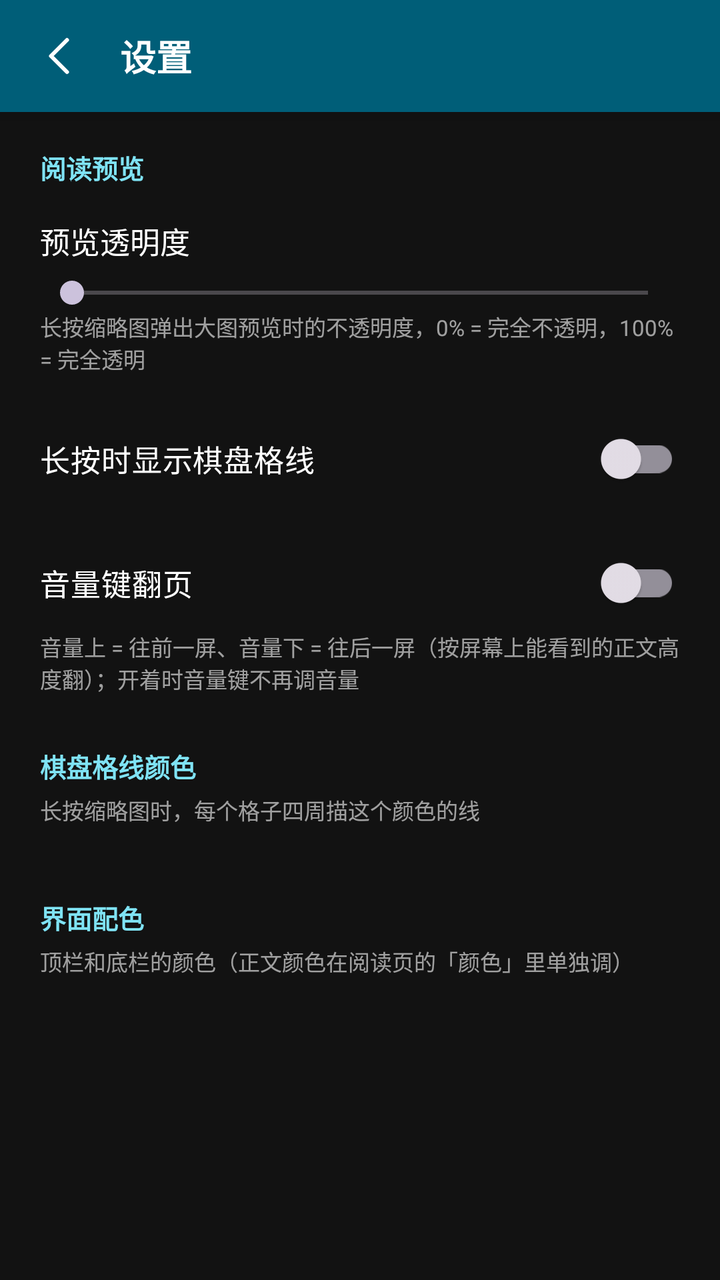
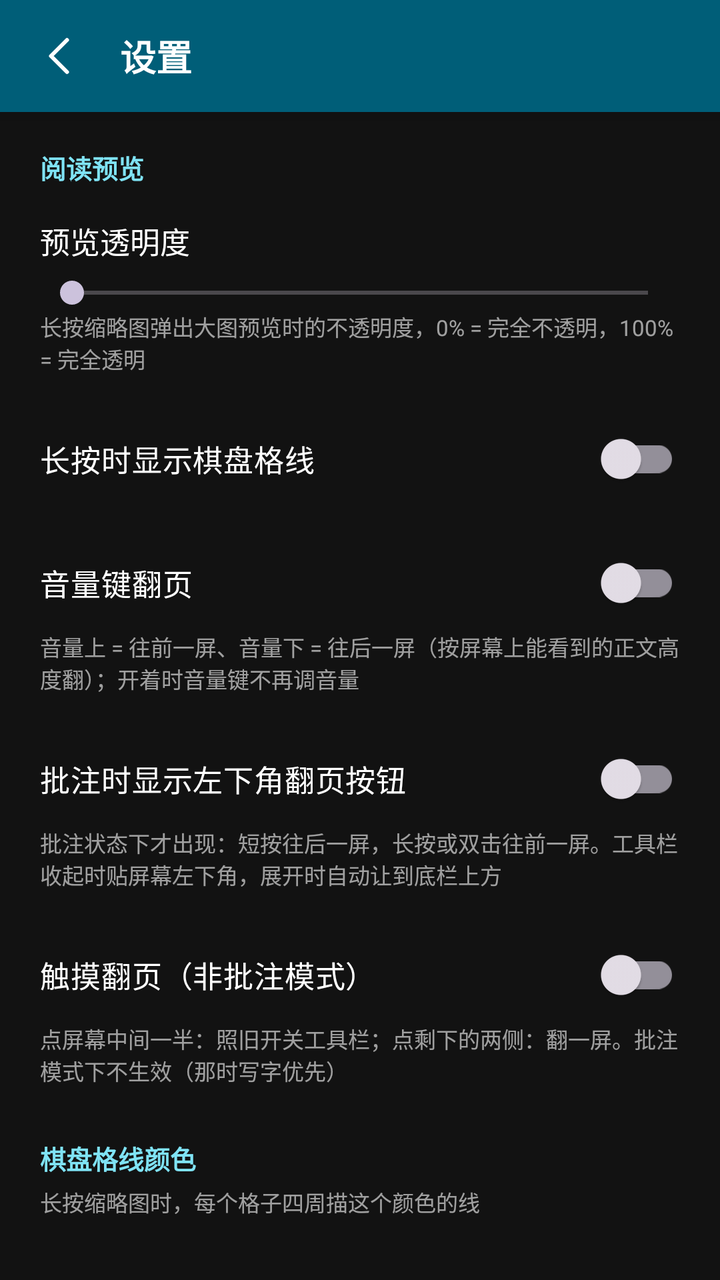

An Android layout rendered at two revisions. The XML below is the earlier revision; the diff shows what the commit changed to produce the second picture.
<!-- AndroidManifest.xml: activity theme Theme.PageHop.Settings -->
<!-- res/layout/activity_settings.xml -->
<?xml version="1.0" encoding="utf-8"?>
<LinearLayout xmlns:android="http://schemas.android.com/apk/res/android"
    android:id="@+id/settingsRoot"
    android:layout_width="match_parent"
    android:layout_height="match_parent"
    android:background="@color/reader_bg"
    android:orientation="vertical">

    <LinearLayout
        android:id="@+id/header"
        android:layout_width="match_parent"
        android:layout_height="56dp"
        android:background="@color/reader_bar"
        android:elevation="6dp"
        android:gravity="center_vertical"
        android:orientation="horizontal"
        android:paddingStart="8dp"
        android:paddingEnd="16dp">

        <ImageButton
            android:id="@+id/btnBack"
            android:layout_width="44dp"
            android:layout_height="44dp"
            android:background="?attr/selectableItemBackgroundBorderless"
            android:contentDescription="@string/back"
            android:scaleType="center"
            android:src="@drawable/ic_back" />

        <TextView
            android:id="@+id/tvTitle"
            android:layout_width="wrap_content"
            android:layout_height="wrap_content"
            android:layout_marginStart="8dp"
            android:text="@string/settings"
            android:textColor="#FFFFFFFF"
            android:textSize="18sp"
            android:textStyle="bold" />
    </LinearLayout>

    <ScrollView
        android:layout_width="match_parent"
        android:layout_height="0dp"
        android:layout_weight="1"
        android:clipToPadding="false"
        android:scrollbars="none">

        <LinearLayout
            android:id="@+id/content"
            android:layout_width="match_parent"
            android:layout_height="wrap_content"
            android:orientation="vertical"
            android:paddingStart="20dp"
            android:paddingTop="18dp"
            android:paddingEnd="20dp"
            android:paddingBottom="40dp">

            <TextView
                android:layout_width="wrap_content"
                android:layout_height="wrap_content"
                android:text="阅读预览"
                android:textColor="#FF7FE3F5"
                android:textSize="13sp"
                android:textStyle="bold" />

            <TextView
                android:id="@+id/tvAlpha"
                android:layout_width="match_parent"
                android:layout_height="wrap_content"
                android:layout_marginTop="16dp"
                android:text="预览透明度"
                android:textColor="#FFFFFFFF"
                android:textSize="15sp" />

            <SeekBar
                android:id="@+id/sbAlpha"
                android:layout_width="match_parent"
                android:layout_height="wrap_content"
                android:layout_marginTop="6dp" />

            <TextView
                android:layout_width="match_parent"
                android:layout_height="wrap_content"
                android:text="长按缩略图弹出大图预览时的不透明度，0% = 完全不透明，100% = 完全透明"
                android:textColor="#99FFFFFF"
                android:textSize="11sp" />

            <androidx.appcompat.widget.SwitchCompat
                android:id="@+id/swGrid"
                android:layout_width="match_parent"
                android:layout_height="wrap_content"
                android:layout_marginTop="18dp"
                android:paddingTop="6dp"
                android:paddingBottom="6dp"
                android:text="长按时显示棋盘格线"
                android:textColor="#FFFFFFFF"
                android:textSize="15sp" />

            <androidx.appcompat.widget.SwitchCompat
                android:id="@+id/swVolume"
                android:layout_width="match_parent"
                android:layout_height="wrap_content"
                android:layout_marginTop="14dp"
                android:paddingTop="6dp"
                android:paddingBottom="6dp"
                android:text="音量键翻页"
                android:textColor="#FFFFFFFF"
                android:textSize="15sp" />

            <TextView
                android:layout_width="match_parent"
                android:layout_height="wrap_content"
                android:text="音量上 = 往前一屏、音量下 = 往后一屏（按屏幕上能看到的正文高度翻）；开着时音量键不再调音量"
                android:textColor="#99FFFFFF"
                android:textSize="11sp" />

            
            <LinearLayout
                android:id="@+id/boxOverlap"
                android:layout_width="match_parent"
                android:layout_height="wrap_content"
                android:orientation="vertical"
                android:visibility="gone">

                <TextView
                    android:id="@+id/tvOverlap"
                    android:layout_width="match_parent"
                    android:layout_height="wrap_content"
                    android:layout_marginTop="12dp"
                    android:text="翻屏重叠：10%"
                    android:textColor="#FFFFFFFF"
                    android:textSize="15sp" />

                <SeekBar
                    android:id="@+id/sbOverlap"
                    android:layout_width="match_parent"
                    android:layout_height="wrap_content"
                    android:layout_marginTop="6dp" />

                <TextView
                    android:layout_width="match_parent"
                    android:layout_height="wrap_content"
                    android:text="翻一屏时上一屏保留多少在顶上，接着读不丢上下文。10% 大约两三行字，0% 正好紧接着翻"
                    android:textColor="#99FFFFFF"
                    android:textSize="11sp" />
            </LinearLayout>

            <TextView
                android:layout_width="wrap_content"
                android:layout_height="wrap_content"
                android:layout_marginTop="26dp"
                android:text="棋盘格线颜色"
                android:textColor="#FF7FE3F5"
                android:textSize="13sp"
                android:textStyle="bold" />

            <TextView
                android:layout_width="match_parent"
                android:layout_height="wrap_content"
                android:layout_marginTop="4dp"
                android:text="长按缩略图时，每个格子四周描这个颜色的线"
                android:textColor="#99FFFFFF"
                android:textSize="11sp" />

            <LinearLayout
                android:id="@+id/gridColorRow"
                android:layout_width="match_parent"
                android:layout_height="wrap_content"
                android:layout_marginTop="10dp"
                android:orientation="vertical" />

            <TextView
                android:layout_width="wrap_content"
                android:layout_height="wrap_content"
                android:layout_marginTop="26dp"
                android:text="界面配色"
                android:textColor="#FF7FE3F5"
                android:textSize="13sp"
                android:textStyle="bold" />

            <TextView
                android:layout_width="match_parent"
                android:layout_height="wrap_content"
                android:layout_marginTop="4dp"
                android:text="顶栏和底栏的颜色（正文颜色在阅读页的「颜色」里单独调）"
                android:textColor="#99FFFFFF"
                android:textSize="11sp" />

            <LinearLayout
                android:id="@+id/barColorRow"
                android:layout_width="match_parent"
                android:layout_height="wrap_content"
                android:layout_marginTop="10dp"
                android:orientation="vertical" />

            <TextView
                android:id="@+id/tvAbout"
                android:layout_width="match_parent"
                android:layout_height="wrap_content"
                android:layout_marginTop="36dp"
                android:gravity="center"
                android:textColor="#66FFFFFF"
                android:textSize="11sp" />
        </LinearLayout>
    </ScrollView>
</LinearLayout>
<!-- resources referenced by this layout -->
<resources>
  <color name="reader_bar">#FF005E78</color>
  <color name="reader_bg">#121212</color>
  <!-- drawable ic_back (drawable) -->
  <?xml version="1.0" encoding="utf-8"?>
  <vector xmlns:android="http://schemas.android.com/apk/res/android"
      android:width="24dp"
      android:height="24dp"
      android:viewportWidth="24"
      android:viewportHeight="24">
      <path
          android:fillColor="#00000000"
          android:pathData="M15.5,4 L7.5,12 L15.5,20"
          android:strokeColor="#FFFFFFFF"
          android:strokeLineCap="round"
          android:strokeLineJoin="round"
          android:strokeWidth="2" />
  </vector>
  <string name="back">返回</string>
  <string name="settings">设置</string>
  <style name="Theme.PageHop.Settings" parent="Theme.Material3.Dark.NoActionBar">
          <item name="android:windowBackground">@color/reader_bg</item>
          <item name="colorPrimary">@color/brand</item>
          <item name="colorOnPrimary">@color/brand_on</item>
      </style>
  <color name="brand">#44685F</color>
  <color name="brand_on">#FFFFFF</color>
</resources>

<!-- the commit's change to res/layout/activity_settings.xml (unified diff, before → after) -->
@@ -144,6 +144,65 @@
                     android:textSize="11sp" />
             </LinearLayout>
 
+            <androidx.appcompat.widget.SwitchCompat
+                android:id="@+id/swCorner"
+                android:layout_width="match_parent"
+                android:layout_height="wrap_content"
+                android:layout_marginTop="18dp"
+                android:paddingTop="6dp"
+                android:paddingBottom="6dp"
+                android:text="批注时显示左下角翻页按钮"
+                android:textColor="#FFFFFFFF"
+                android:textSize="15sp" />
+
+            <TextView
+                android:layout_width="match_parent"
+                android:layout_height="wrap_content"
+                android:text="批注状态下才出现：短按往后一屏，长按或双击往前一屏。工具栏收起时贴屏幕左下角，展开时自动让到底栏上方"
+                android:textColor="#99FFFFFF"
+                android:textSize="11sp" />
+
+            <androidx.appcompat.widget.SwitchCompat
+                android:id="@+id/swTapPaging"
+                android:layout_width="match_parent"
+                android:layout_height="wrap_content"
+                android:layout_marginTop="18dp"
+                android:paddingTop="6dp"
+                android:paddingBottom="6dp"
+                android:text="触摸翻页（非批注模式）"
+                android:textColor="#FFFFFFFF"
+                android:textSize="15sp" />
+
+            <TextView
+                android:layout_width="match_parent"
+                android:layout_height="wrap_content"
+                android:text="点屏幕中间一半：照旧开关工具栏；点剩下的两侧：翻一屏。批注模式下不生效（那时写字优先）"
+                android:textColor="#99FFFFFF"
+                android:textSize="11sp" />
+
+            <androidx.appcompat.widget.SwitchCompat
+                android:id="@+id/swTapHorizontal"
+                android:layout_width="match_parent"
+                android:layout_height="wrap_content"
+                android:layout_marginStart="14dp"
+                android:layout_marginTop="6dp"
+                android:paddingTop="6dp"
+                android:paddingBottom="6dp"
+                android:text="左右翻页（关 = 上下翻页）"
+                android:textColor="#FFFFFFFF"
+                android:textSize="15sp"
+                android:visibility="gone" />
+
+            <TextView
+                android:id="@+id/tvTapHorizontalHint"
+                android:layout_width="match_parent"
+                android:layout_height="wrap_content"
+                android:layout_marginStart="14dp"
+                android:text="开：点左边往前、点右边往后；关：点上边往前、点下边往后"
+                android:textColor="#99FFFFFF"
+                android:textSize="11sp"
+                android:visibility="gone" />
+
             <TextView
                 android:layout_width="wrap_content"
                 android:layout_height="wrap_content"
